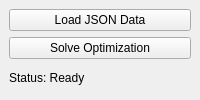
Before: the Qt Designer form app/ui/main_window.ui in ghassenov/TP_RO, drawn with Qt 5.
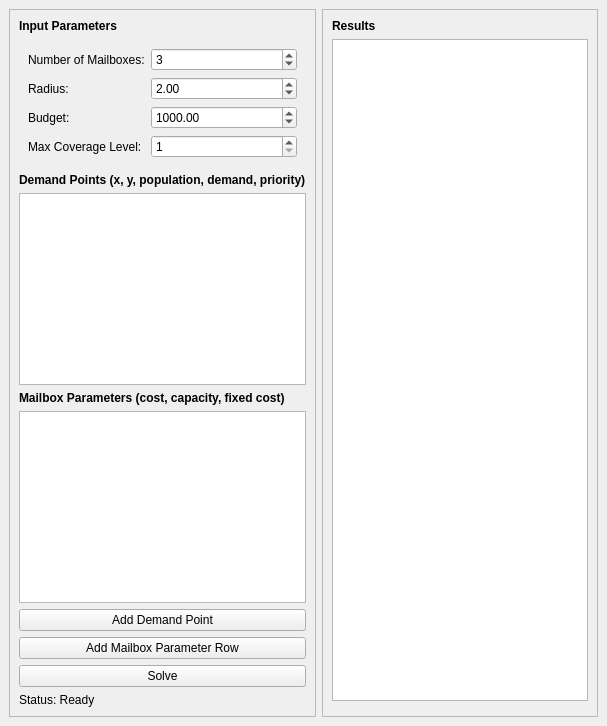
After: the same form once the commit is applied.

Commit message: feat: add working mailbox placemenet solver

```diff
--- a/app/ui/main_window.ui
+++ b/app/ui/main_window.ui
@@ -6,18 +6,162 @@
    <string>Mailbox Location Optimizer</string>
   </property>
   <widget class="QWidget" name="centralwidget">
-   <layout class="QVBoxLayout">
+  <layout class="QHBoxLayout" name="mainLayout">
     <item>
-     <widget class="QPushButton" name="loadButton">
+    <widget class="QFrame" name="leftPanel">
+     <property name="frameShape">
+      <enum>QFrame::StyledPanel</enum>
+     </property>
+     <layout class="QVBoxLayout" name="leftLayout">
+      <item>
+       <widget class="QLabel" name="titleLabel">
       <property name="text">
-       <string>Load JSON Data</string>
-      </property>
+         <string>Input Parameters</string>
+        </property>
+        <property name="font">
+         <font>
+          <bold>true</bold>
+          <weight>75</weight>
+         </font>
+        </property>
      </widget>
     </item>
     <item>
-     <widget class="QPushButton" name="solveButton">
+       <widget class="QWidget" name="formWidget">
+        <layout class="QFormLayout" name="formLayout">
+         <item row="0" column="0">
+          <widget class="QLabel" name="lblMailboxes">
       <property name="text">
-       <string>Solve Optimization</string>
+            <string>Number of Mailboxes:</string>
+           </property>
+          </widget>
+         </item>
+         <item row="0" column="1">
+          <widget class="QSpinBox" name="spinMailboxes">
+           <property name="minimum">
+            <number>1</number>
+           </property>
+           <property name="maximum">
+            <number>999</number>
+           </property>
+           <property name="value">
+            <number>3</number>
+           </property>
+          </widget>
+         </item>
+         <item row="1" column="0">
+          <widget class="QLabel" name="lblRadius">
+           <property name="text">
+            <string>Radius:</string>
+           </property>
+          </widget>
+         </item>
+         <item row="1" column="1">
+          <widget class="QDoubleSpinBox" name="spinRadius">
+           <property name="minimum">
+            <double>0.1</double>
+           </property>
+           <property name="maximum">
+            <double>9999.0</double>
+           </property>
+           <property name="value">
+            <double>2.0</double>
+           </property>
+          </widget>
+         </item>
+         <item row="2" column="0">
+          <widget class="QLabel" name="lblBudget">
+           <property name="text">
+            <string>Budget:</string>
+           </property>
+          </widget>
+         </item>
+         <item row="2" column="1">
+          <widget class="QDoubleSpinBox" name="spinBudget">
+           <property name="minimum">
+            <double>0.0</double>
+           </property>
+           <property name="maximum">
+            <double>1000000.0</double>
+           </property>
+           <property name="value">
+            <double>1000.0</double>
+           </property>
+          </widget>
+         </item>
+         <item row="3" column="0">
+          <widget class="QLabel" name="lblCoverageLevel">
+           <property name="text">
+            <string>Max Coverage Level:</string>
+           </property>
+          </widget>
+         </item>
+         <item row="3" column="1">
+          <widget class="QSpinBox" name="spinCoverageLevel">
+           <property name="minimum">
+            <number>1</number>
+           </property>
+           <property name="maximum">
+            <number>10</number>
+           </property>
+           <property name="value">
+            <number>1</number>
+           </property>
+          </widget>
+         </item>
+        </layout>
+       </widget>
+      </item>
+      <item>
+       <widget class="QLabel" name="lblDemand">
+        <property name="text">
+         <string>Demand Points (x, y, population, demand, priority)</string>
+        </property>
+        <property name="font">
+         <font>
+          <bold>true</bold>
+          <weight>75</weight>
+         </font>
+        </property>
+       </widget>
+      </item>
+      <item>
+       <widget class="QTableWidget" name="tableDemand"/>
+      </item>
+      <item>
+       <widget class="QLabel" name="lblMailboxParams">
+        <property name="text">
+         <string>Mailbox Parameters (cost, capacity, fixed cost)</string>
+        </property>
+        <property name="font">
+         <font>
+          <bold>true</bold>
+          <weight>75</weight>
+         </font>
+        </property>
+       </widget>
+      </item>
+      <item>
+       <widget class="QTableWidget" name="tableMailboxParams"/>
+      </item>
+      <item>
+       <widget class="QPushButton" name="btnAddDemand">
+        <property name="text">
+         <string>Add Demand Point</string>
+        </property>
+       </widget>
+      </item>
+      <item>
+       <widget class="QPushButton" name="btnAddMailboxParams">
+        <property name="text">
+         <string>Add Mailbox Parameter Row</string>
+        </property>
+       </widget>
+      </item>
+      <item>
+       <widget class="QPushButton" name="btnSolve">
+        <property name="text">
+         <string>Solve</string>
       </property>
      </widget>
     </item>
@@ -26,6 +170,41 @@
       <property name="text">
        <string>Status: Ready</string>
       </property>
+       </widget>
+      </item>
+     </layout>
+    </widget>
+   </item>
+   <item>
+    <widget class="QFrame" name="rightPanel">
+     <property name="frameShape">
+      <enum>QFrame::StyledPanel</enum>
+     </property>
+     <layout class="QVBoxLayout" name="rightLayout">
+      <item>
+       <widget class="QLabel" name="lblResults">
+        <property name="text">
+         <string>Results</string>
+        </property>
+        <property name="font">
+         <font>
+          <bold>true</bold>
+          <weight>75</weight>
+         </font>
+        </property>
+       </widget>
+      </item>
+      <item>
+       <widget class="QTextEdit" name="textResults">
+        <property name="readOnly">
+         <bool>true</bool>
+        </property>
+       </widget>
+      </item>
+      <item>
+       <widget class="QWidget" name="graphWidget"/>
+      </item>
+     </layout>
      </widget>
     </item>
    </layout>
```
Left out of the diff: 2 changed lines with no effect on the pictures. Lines whose indentation alone changed are shown as unchanged. The commit also changes 10 other files.
